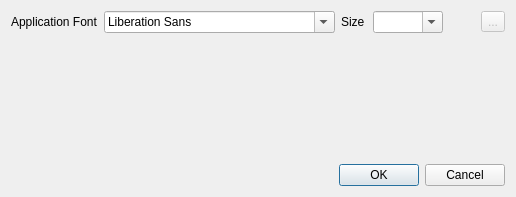
Before: the Qt Designer form src/linguist/linguist/configdialog.ui in KubaO/qttools, drawn with Qt 5.
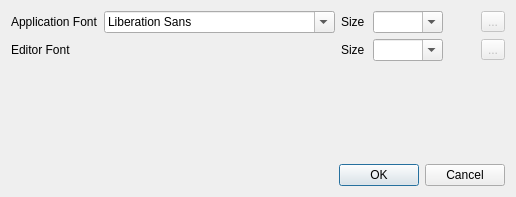
After: the same form once the commit is applied.

Commit message: Make the message editor font size configurable also in the config dialog.

Patch:
```diff
--- a/src/linguist/linguist/configdialog.ui
+++ b/src/linguist/linguist/configdialog.ui
@@ -50,6 +50,13 @@
        </property>
       </widget>
      </item>
+     <item row="1" column="0">
+      <widget class="QLabel" name="label">
+       <property name="text">
+        <string>Editor Font</string>
+       </property>
+      </widget>
+     </item>
      <item row="0" column="1">
       <widget class="QFontComboBox" name="fcbAppFont"/>
      </item>
@@ -60,6 +67,13 @@
        </property>
       </widget>
      </item>
+     <item row="1" column="2">
+      <widget class="QLabel" name="editorFontSize">
+       <property name="text">
+        <string>Size</string>
+       </property>
+      </widget>
+     </item>
      <item row="0" column="3">
       <widget class="QComboBox" name="cbAppFontSize">
        <property name="editable">
@@ -73,6 +87,19 @@
        </property>
       </widget>
      </item>
+     <item row="1" column="3">
+      <widget class="QComboBox" name="cbEditorFontSize">
+       <property name="editable">
+        <bool>true</bool>
+       </property>
+       <property name="sizeAdjustPolicy">
+        <enum>QComboBox::AdjustToMinimumContentsLength</enum>
+       </property>
+       <property name="minimumContentsLength">
+        <number>5</number>
+       </property>
+      </widget>
+     </item>
      <item row="0" column="4">
       <spacer>
        <property name="orientation">
@@ -90,7 +117,7 @@
        </property>
       </widget>
      </item>
-     <item row="1" column="0" colspan="6">
+     <item row="2" column="0" colspan="6">
       <spacer>
        <property name="orientation">
         <enum>Qt::Vertical</enum>
@@ -103,13 +130,23 @@
        </property>
       </spacer>
      </item>
-     <item row="2" column="0" colspan="6">
+     <item row="3" column="0" colspan="6">
       <widget class="QDialogButtonBox" name="buttonBox">
        <property name="standardButtons">
         <set>QDialogButtonBox::Cancel|QDialogButtonBox::Ok</set>
        </property>
       </widget>
      </item>
+     <item row="1" column="5">
+      <widget class="QToolButton" name="tbEditorFont">
+       <property name="enabled">
+        <bool>false</bool>
+       </property>
+       <property name="text">
+        <string>...</string>
+       </property>
+      </widget>
+     </item>
     </layout>
    </item>
   </layout>
```
The commit also changes 2 other files.
